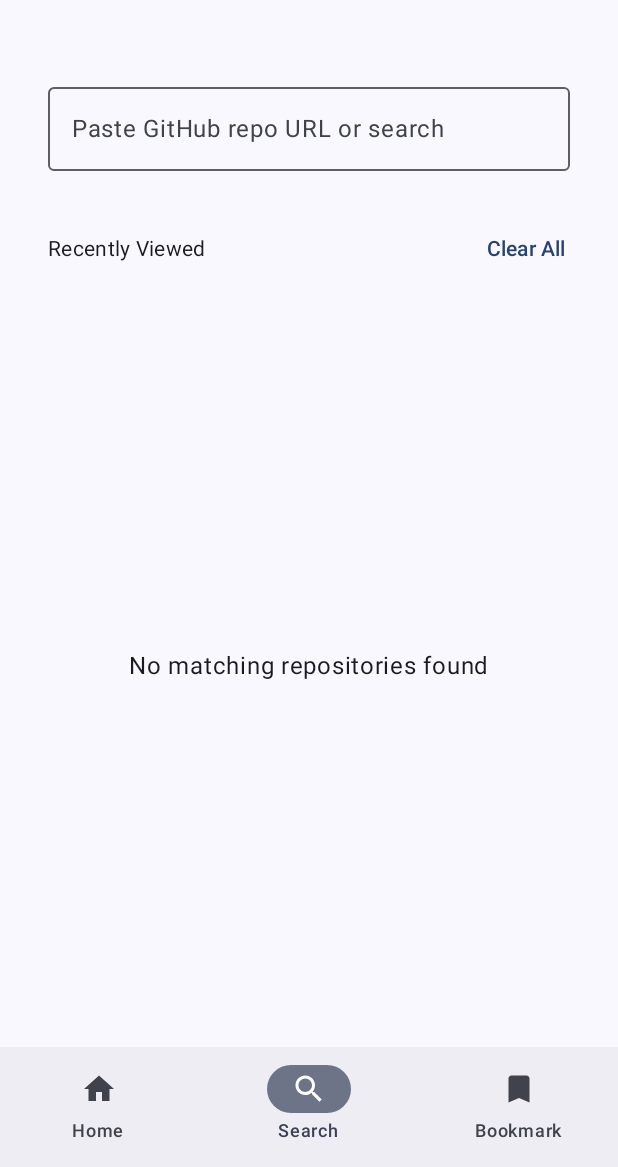
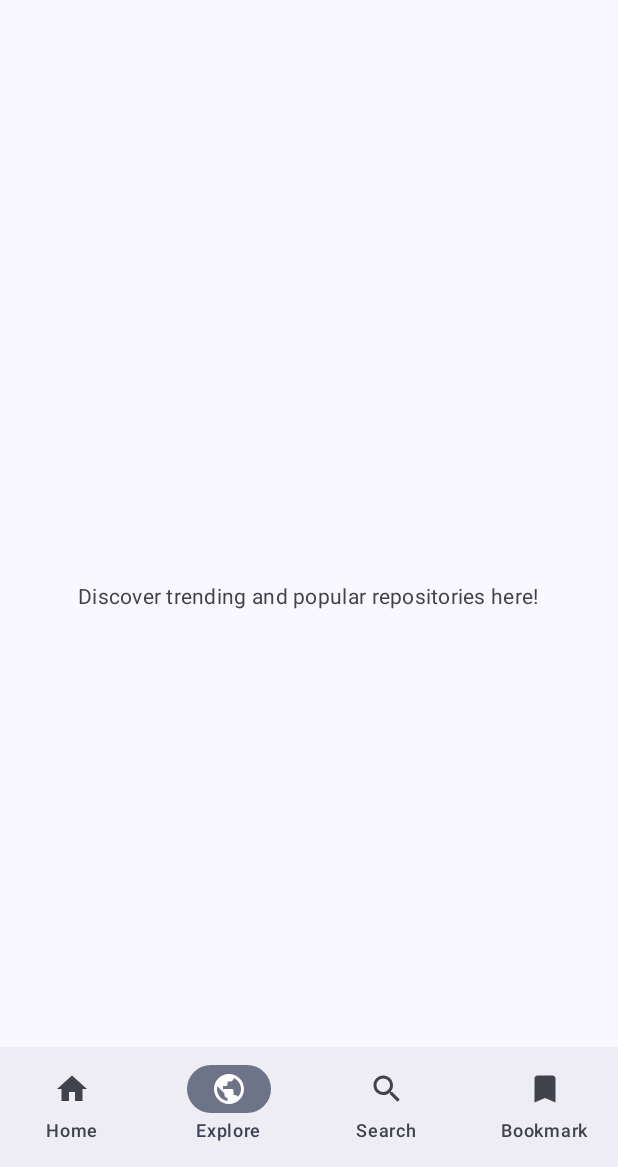
Before and after one commit to smash-cracker/app-drop, an Android app built with Jetpack Compose: the screen it shows after launch (MainActivity), item 2 of the bottom bar chosen, on a phone screen of 412 x 824 dp, the part 69-1236 px from its top. Run offline under Robolectric (Android 15) with nearby library versions, the phone set to English and light mode, and no system bars.

Commit message:
feat : added explore section

```diff
--- /dev/null
+++ b/app/src/main/java/com/example/githubappmanager/ExploreScreen.kt
@@ -0,0 +1,124 @@
+package com.example.githubappmanager.ui.explore
+
+import androidx.compose.foundation.layout.*
+import androidx.compose.foundation.lazy.LazyColumn
+import androidx.compose.foundation.lazy.items
+import androidx.compose.material.icons.Icons
+import androidx.compose.material.icons.filled.Public
+import androidx.compose.material3.*
+import androidx.compose.runtime.*
+import androidx.compose.ui.Alignment
+import androidx.compose.ui.Modifier
+import androidx.compose.ui.text.style.TextOverflow
+import androidx.compose.ui.unit.dp
+import com.example.githubappmanager.data.GitHubRepo
+
+/**
+ * A completely separate Explore page — not tied to Home, Search, or Bookmarks.
+ * You can later connect it to the GitHub API to show trending or popular repositories.
+ */
+@OptIn(ExperimentalMaterial3Api::class)
+@Composable
+fun ExploreScreen(
+    modifier: Modifier = Modifier,
+    trendingRepos: List<GitHubRepo> = emptyList(),
+    onRepoClick: (GitHubRepo) -> Unit = {}
+) {
+    Scaffold(
+        topBar = {
+            CenterAlignedTopAppBar(
+                title = { Text("Explore") },
+                navigationIcon = {
+                    Icon(
+                        Icons.Filled.Public,
+                        contentDescription = "Explore",
+                        tint = MaterialTheme.colorScheme.primary
+                    )
+                }
+            )
+        },
+        contentWindowInsets = WindowInsets.safeDrawing
+    ) { innerPadding ->
+        if (trendingRepos.isEmpty()) {
+            EmptyExploreState(modifier = Modifier
+                .fillMaxSize()
+                .padding(innerPadding))
+        } else {
+            ExploreList(
+                repos = trendingRepos,
+                onRepoClick = onRepoClick,
+                modifier = Modifier
+                    .fillMaxSize()
+                    .padding(innerPadding)
+            )
+        }
+    }
+}
+
+@Composable
+private fun EmptyExploreState(modifier: Modifier = Modifier) {
+    Box(
+        modifier = modifier,
+        contentAlignment = Alignment.Center
+    ) {
+        Text(
+            "Discover trending and popular repositories here!",
+            style = MaterialTheme.typography.bodyMedium,
+            color = MaterialTheme.colorScheme.onSurfaceVariant
+        )
+    }
+}
+
+@Composable
+private fun ExploreList(
+    repos: List<GitHubRepo>,
+    onRepoClick: (GitHubRepo) -> Unit,
+    modifier: Modifier = Modifier
+) {
+    LazyColumn(
+        modifier = modifier.padding(16.dp),
+        verticalArrangement = Arrangement.spacedBy(8.dp)
+    ) {
+        items(repos) { repo ->
+            ExploreRepoCard(repo = repo, onClick = { onRepoClick(repo) })
+        }
+    }
+}
+
+@Composable
+private fun ExploreRepoCard(
+    repo: GitHubRepo,
+    onClick: () -> Unit
+) {
+    Card(
+        modifier = Modifier
+            .fillMaxWidth(),
+        elevation = CardDefaults.cardElevation(defaultElevation = 2.dp),
+        onClick = onClick
+    ) {
+        Column(Modifier.padding(16.dp)) {
+            Text(
+                text = repo.displayName,
+                style = MaterialTheme.typography.titleMedium,
+                maxLines = 1,
+                overflow = TextOverflow.Ellipsis
+            )
+            Text(
+                text = repo.url,
+                style = MaterialTheme.typography.bodySmall,
+                color = MaterialTheme.colorScheme.onSurfaceVariant,
+                maxLines = 1,
+                overflow = TextOverflow.Ellipsis
+            )
+
+            repo.latestRelease?.let { release ->
+                Text(
+                    text = "Latest: ${release.tagName}",
+                    style = MaterialTheme.typography.bodySmall,
+                    color = MaterialTheme.colorScheme.primary,
+                    modifier = Modifier.padding(top = 4.dp)
+                )
+            }
+        }
+    }
+}
--- a/app/src/main/java/com/example/githubappmanager/MainActivity.kt
+++ b/app/src/main/java/com/example/githubappmanager/MainActivity.kt
@@ -27,6 +27,7 @@ import com.example.githubappmanager.data.GitHubRepo
 import com.example.githubappmanager.ui.theme.GithubAppManagerTheme
 import com.example.githubappmanager.utils.DownloadProgress
 import com.example.githubappmanager.widgets.SearchBar
+import com.example.githubappmanager.ui.explore.ExploreScreen
 
 class MainActivity : ComponentActivity() {
     override fun onCreate(savedInstanceState: Bundle?) {
@@ -64,6 +65,12 @@ fun GithubAppManagerApp() {
                         label = { Text("Home") }
                     )
                     NavigationBarItem(
+                        selected = selectedTab == "explore",
+                        onClick = { selectedTab = "explore" },
+                        icon = { Icon(Icons.Filled.Public, contentDescription = "Explore") },
+                        label = { Text("Explore") }
+                    )
+                    NavigationBarItem(
                         selected = selectedTab == "search",
                         onClick = { selectedTab = "search" },
                         icon = { Icon(Icons.Filled.Search, contentDescription = "Search") },
@@ -93,6 +100,12 @@ fun GithubAppManagerApp() {
                         )
                     },
                     onClearProgress = { repo -> viewModel.clearDownloadProgress(repo.url) },
+                    modifier = Modifier
+                        .padding(innerPadding)
+                        .fillMaxSize()
+                )
+
+                "explore" -> ExploreScreen(
                     modifier = Modifier
                         .padding(innerPadding)
                         .fillMaxSize()
@@ -132,6 +145,56 @@ fun GithubAppManagerApp() {
     }
 }
 
+/* ---------------------- Explore Screen ---------------------- */
+// @Composable
+// fun ExploreScreen(modifier: Modifier = Modifier) {
+//     Column(
+//         modifier = modifier
+//             .padding(16.dp)
+//             .fillMaxSize(),
+//         verticalArrangement = Arrangement.spacedBy(12.dp)
+//     ) {
+//         Text(
+//             text = "Explore",
+//             style = MaterialTheme.typography.headlineMedium
+//         )
+//         Text(
+//             text = "Discover trending GitHub repositories, new projects, and popular developers!",
+//             style = MaterialTheme.typography.bodyMedium
+//         )
+
+//         // Example UI
+//         LazyColumn(
+//             modifier = Modifier.fillMaxSize(),
+//             verticalArrangement = Arrangement.spacedBy(12.dp)
+//         ) {
+//             items((1..10).toList()) { index ->
+//                 Card(
+//                     modifier = Modifier.fillMaxWidth(),
+//                     elevation = CardDefaults.cardElevation(defaultElevation = 2.dp)
+//                 ) {
+//                     Column(
+//                         modifier = Modifier
+//                             .fillMaxWidth()
+//                             .padding(16.dp)
+//                     ) {
+//                         Text(
+//                             text = "Trending Repo #$index",
+//                             style = MaterialTheme.typography.titleMedium
+//                         )
+//                         Text(
+//                             text = "An awesome open-source project to explore and learn from.",
+//                             style = MaterialTheme.typography.bodySmall,
+//                             color = MaterialTheme.colorScheme.onSurfaceVariant
+//                         )
+//                     }
+//                 }
+//             }
+//         }
+//     }
+// }
+
+/* ---------------------- Home Repo List Screen ---------------------- */
 @Composable
 private fun RepoListScreen(
     repos: List<GitHubRepo>,
@@ -166,6 +229,7 @@ private fun RepoListScreen(
     }
 }
 
+/* ---------------------- Search Screen ---------------------- */
 @OptIn(ExperimentalMaterial3Api::class)
 @Composable
 fun SearchScreen(
@@ -219,6 +283,7 @@ fun SearchScreen(
     }
 }
 
+/* ---------------------- Repo Card ---------------------- */
 @OptIn(ExperimentalMaterial3Api::class)
 @Composable
 private fun RepoCard(
@@ -336,6 +401,7 @@ private fun RepoCard(
     }
 }
 
+/* ---------------------- Add Repo Dialog ---------------------- */
 @Composable
 private fun AddRepoDialog(
     onDismiss: () -> Unit,
@@ -373,6 +439,7 @@ private fun AddRepoDialog(
     )
 }
 
+/* ---------------------- URL Validation ---------------------- */
 private fun validateGithubUrl(input: String): String? {
     val s = input.trim()
     if (s.isEmpty()) return "URL cannot be empty"
```
